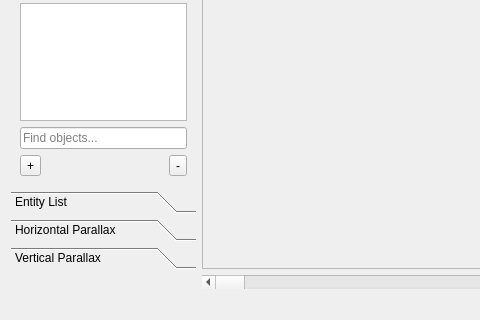
RSDKModding/RetroED, file RetroEDv2/tools/sceneeditor.ui: the form before one commit; both pictures show x 0 to 480 and y 151 to 471 of the 888 by 471 pixel window.
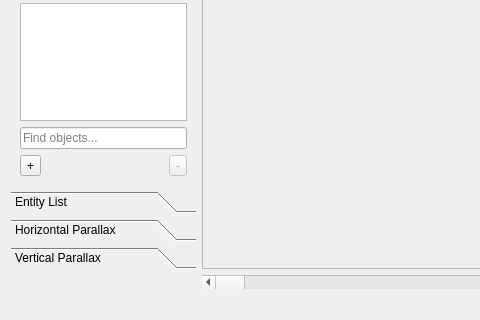
The form after the commit. The open tabs and pages were chosen to show the change. Icons and pictures are not drawn.

Diff of the .ui file:
```diff
--- a/RetroEDv2/tools/sceneeditor.ui
+++ b/RetroEDv2/tools/sceneeditor.ui
@@ -88,6 +88,9 @@
        </item>
        <item row="2" column="2">
         <widget class="QToolButton" name="rmObj">
+         <property name="enabled">
+          <bool>false</bool>
+         </property>
          <property name="toolTip">
           <string>Removes an object type</string>
          </property>
```
Left out of the diff: 11 changed lines with no effect on the pictures.
